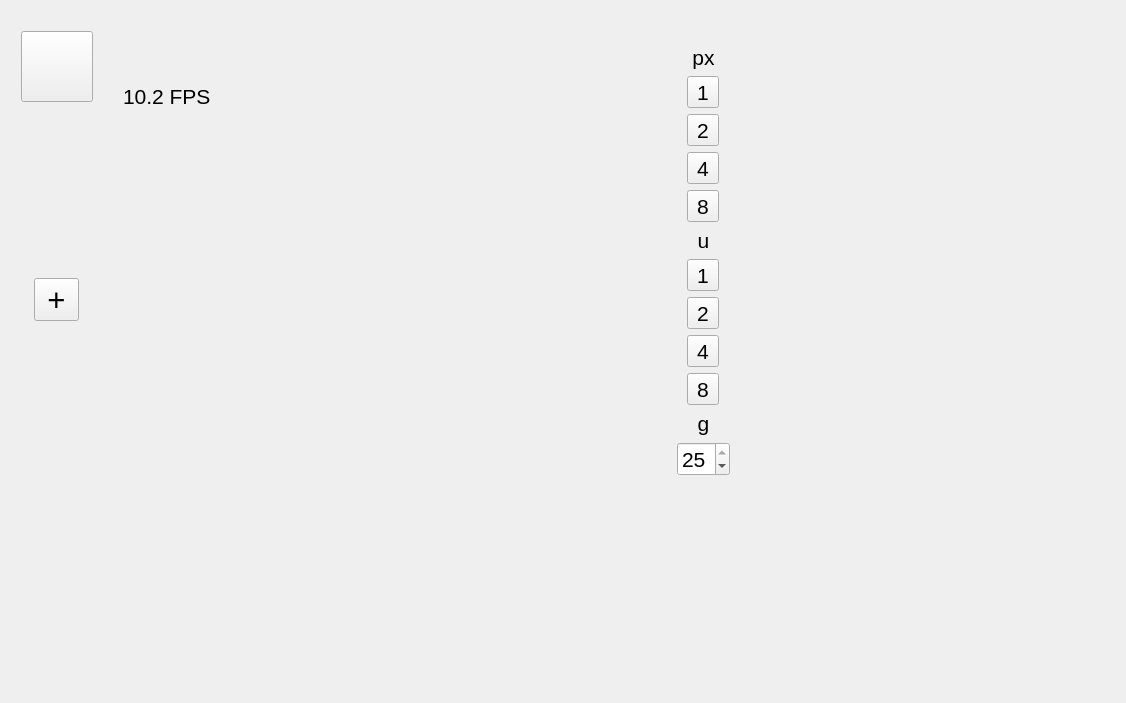
Before: the Qt Designer form PoseLab/PoseLab.ui in jenshemprich/tf-cpp-pose-estimation, drawn with Qt 5.
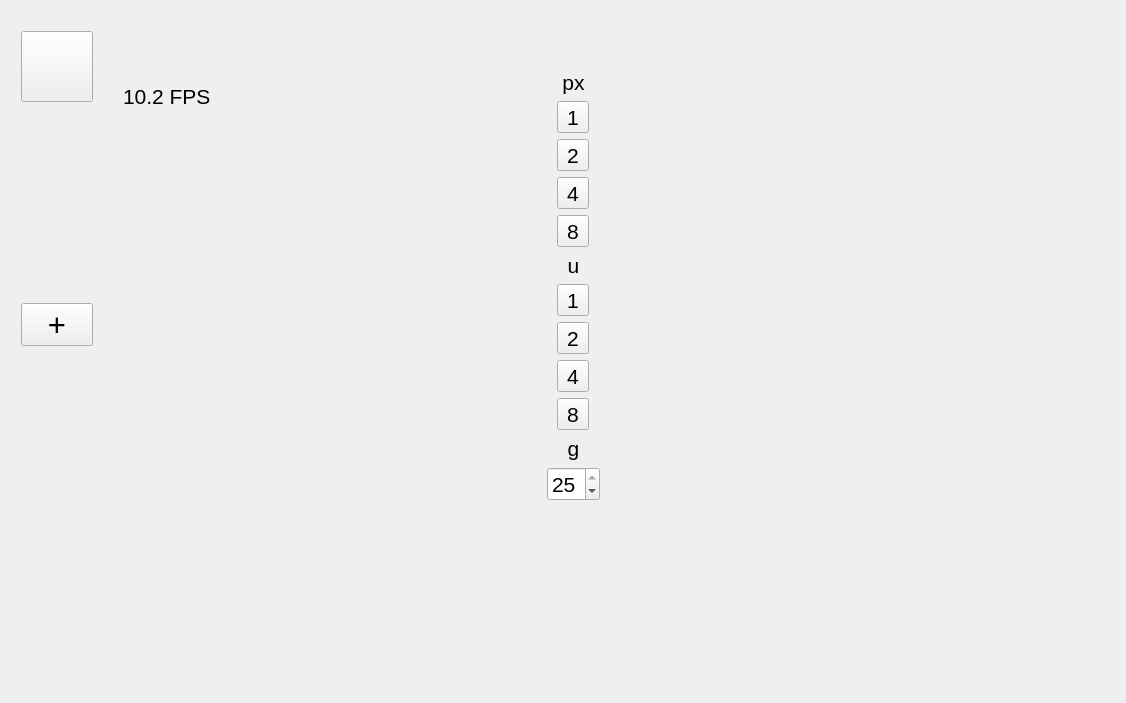
After: the same form once the commit is applied. Icons and pictures are not drawn. Custom widgets are drawn as their Qt base class.

Commit message: Simplied ui hierarchy, icon source icons centering

Diff of the .ui file:
```diff
--- a/PoseLab/PoseLab.ui
+++ b/PoseLab/PoseLab.ui
@@ -24,8 +24,8 @@
      <rect>
       <x>10</x>
       <y>20</y>
-      <width>731</width>
-      <height>481</height>
+      <width>601</width>
+      <height>531</height>
      </rect>
     </property>
     <layout class="QHBoxLayout" name="mainLayout">
@@ -90,9 +90,13 @@
         <layout class="QVBoxLayout" name="movieButtons"/>
        </item>
        <item>
-        <layout class="QHBoxLayout" name="horizontalLayout">
-         <item>
           <widget class="QToolButton" name="addSource">
+         <property name="sizePolicy">
+          <sizepolicy hsizetype="Preferred" vsizetype="Preferred">
+           <horstretch>0</horstretch>
+           <verstretch>0</verstretch>
+          </sizepolicy>
+         </property>
            <property name="font">
             <font>
              <pointsize>23</pointsize>
@@ -113,8 +117,6 @@
            </property>
           </widget>
          </item>
-        </layout>
-       </item>
        <item>
         <spacer name="verticalSpacerSourcesBottom">
          <property name="orientation">
@@ -131,15 +133,7 @@
       </layout>
      </item>
      <item>
-      <layout class="QGridLayout" name="MaintainAspectRatio">
-       <property name="sizeConstraint">
-        <enum>QLayout::SetNoConstraint</enum>
-       </property>
-       <property name="spacing">
-        <number>0</number>
-       </property>
-       <item row="0" column="0">
-        <widget class="OpenGlVideoView" name="openGLvideo" native="true">
+      <widget class="OpenGlVideoView" name="video" native="true">
          <property name="sizePolicy">
           <sizepolicy hsizetype="Expanding" vsizetype="Expanding">
            <horstretch>1</horstretch>
@@ -149,7 +143,7 @@
          <widget class="QLabel" name="overlayTest">
           <property name="geometry">
            <rect>
-            <x>60</x>
+          <x>50</x>
             <y>100</y>
             <width>331</width>
             <height>311</height>
@@ -191,8 +185,6 @@
           </property>
          </widget>
         </widget>
-       </item>
-      </layout>
      </item>
      <item>
       <layout class="QVBoxLayout" name="toolBar">
```
Left out of the diff: 12 changed lines with no effect on the pictures. Lines whose indentation alone changed are shown as unchanged. The commit also changes 1 other file.
